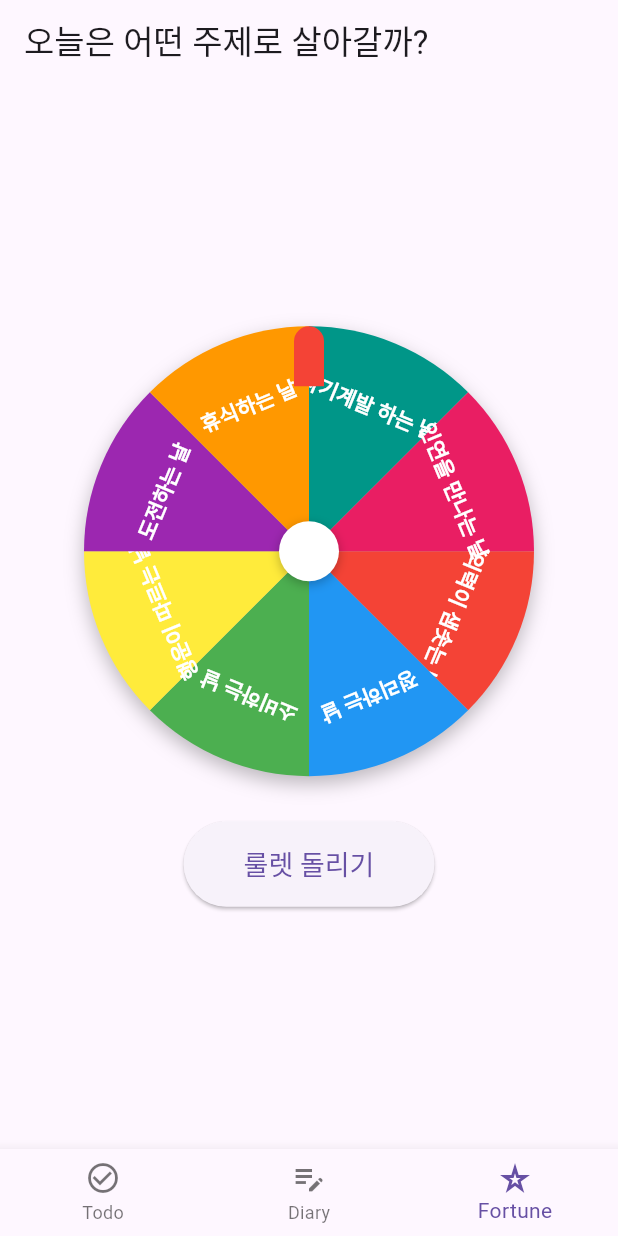
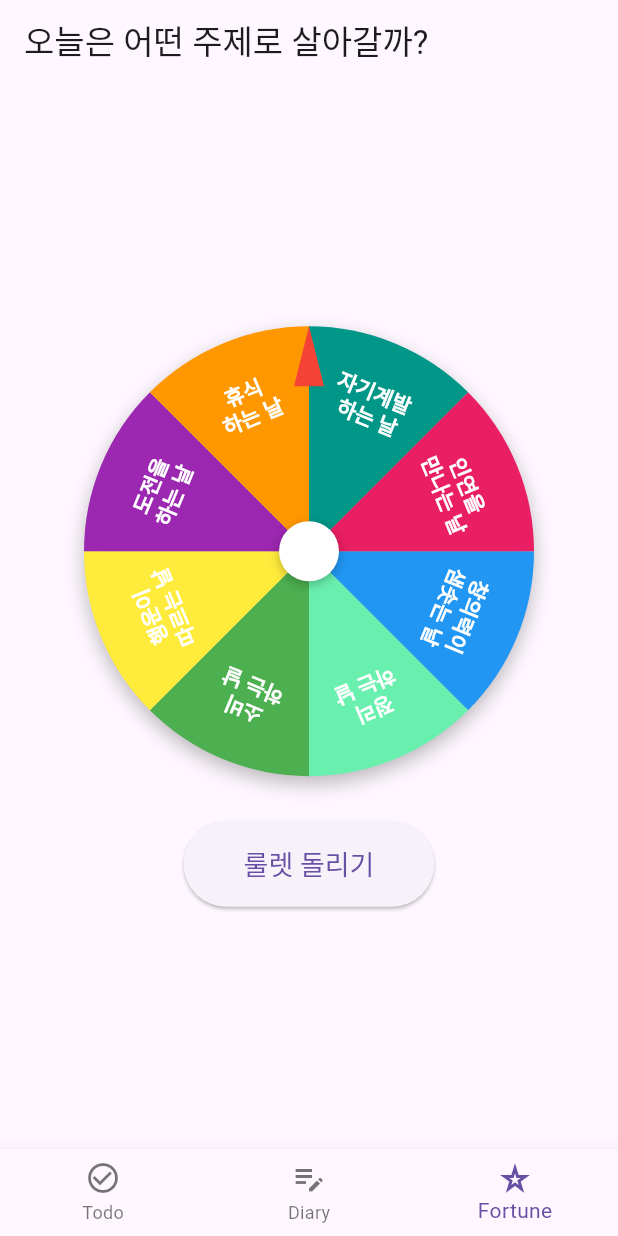
Before and after one commit to 837100/grid_todo_flutter, a Flutter app: the screen it shows after launch, item 3 of the bottom bar chosen, on a phone screen of 412 x 824 dp. Run offline on Flutter 3.47's test engine with Material 3 defaults, Android fonts, the phone set to English and light mode, and no system bars; our stand-ins replace shared_preferences.

Commit message:
화살표 표시를 CustomPainter로 변경하고 텍스트 표시 방식을 개선

```diff
--- a/lib/fortune_page.dart
+++ b/lib/fortune_page.dart
@@ -151,16 +151,9 @@ class _RouletteWheelState extends State<RouletteWheel>
               // 화살표 표시
               Positioned(
                 top: 0,
-                child: Container(
-                  width: 20,
-                  height: 40,
-                  decoration: const BoxDecoration(
-                    color: Colors.red,
-                    borderRadius: BorderRadius.only(
-                      topLeft: Radius.circular(10),
-                      topRight: Radius.circular(10),
-                    ),
-                  ),
+                child: CustomPaint(
+                  size: const Size(20, 40),
+                  painter: ArrowPainter(),
                 ),
               ),
             ],
@@ -186,6 +179,28 @@ class _RouletteWheelState extends State<RouletteWheel>
       ],
     );
   }
+}
+
+class ArrowPainter extends CustomPainter {
+  @override
+  void paint(Canvas canvas, Size size) {
+    final paint = Paint()
+      ..color = Colors.red
+      ..style = PaintingStyle.fill;
+
+    final path = Path();
+    // 삼각형 그리기 - 위쪽 꼭지점부터 시작
+
+    path.moveTo(size.width / 2, 0); // 상단 중앙
+    path.lineTo(size.width, size.height);
+    path.lineTo(0, size.height);
+    path.close();
+
+    canvas.drawPath(path, paint);
+  }
+
+  @override
+  bool shouldRepaint(covariant CustomPainter oldDelegate) => false;
 }
 
 class RoulettePainter extends CustomPainter {
@@ -217,16 +232,25 @@ class RoulettePainter extends CustomPainter {
       );
 
       // 텍스트 그리기
+
+      String originalText = items[i];
+      int breakPoint = (originalText.length / 2).floor();
+      String text = originalText.substring(0, breakPoint) +
+          '\n' +
+          originalText.substring(breakPoint);
       final textPainter = TextPainter(
         text: TextSpan(
-          text: items[i],
+          text: text,
           style: const TextStyle(
             color: Colors.white,
             fontSize: 14,
             fontWeight: FontWeight.bold,
+            height: 1.2,
           ),
         ),
         textDirection: TextDirection.ltr,
+        textAlign: TextAlign.center,
+        maxLines: 2,
       );
       textPainter.layout();
 
@@ -257,18 +281,18 @@ class FortunePage extends StatelessWidget {
   Widget build(BuildContext context) {
     final List<String> items = [
       '창의력이 샘솟는 날',
-      '정리하는 날',
-      '소비하는 날',
+      '정리 하는 날',
+      '소비 하는 날',
       '행운이 따르는 날',
-      '도전하는 날',
-      '휴식하는 날',
+      '도전을 하는 날',
+      '휴식 하는 날',
       '자기계발 하는 날',
       '인연을 만나는 날',
     ];
 
     final List<Color> colors = [
-      Colors.red,
       Colors.blue,
+      Colors.greenAccent,
       Colors.green,
       Colors.yellow,
       Colors.purple,
```
